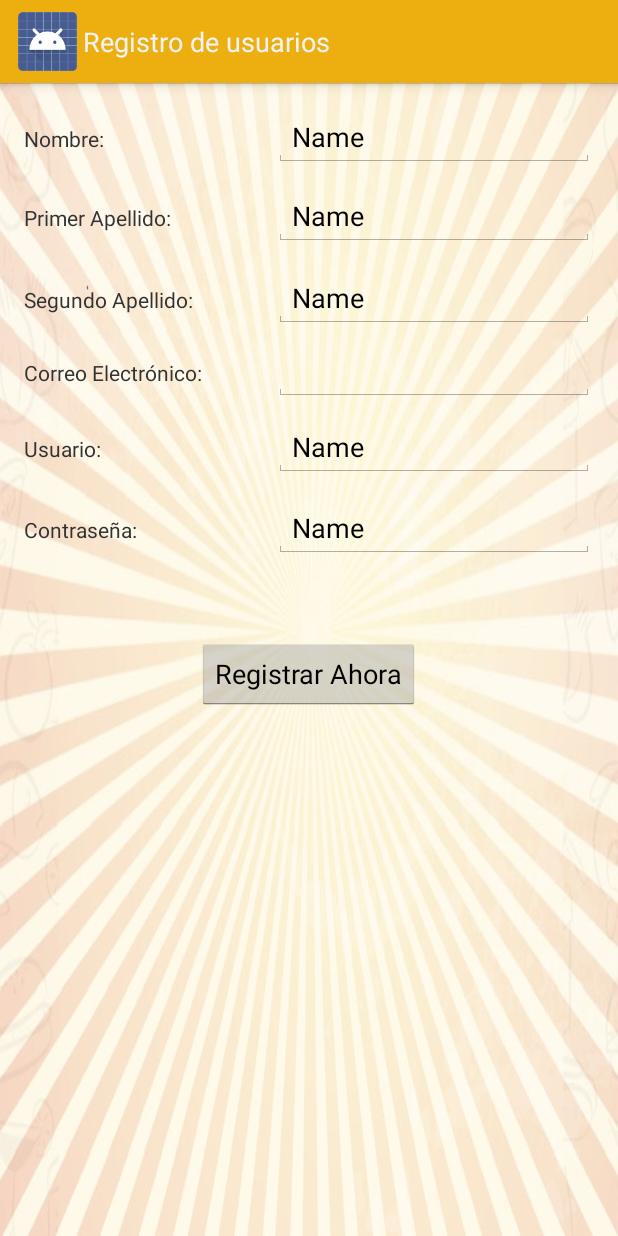
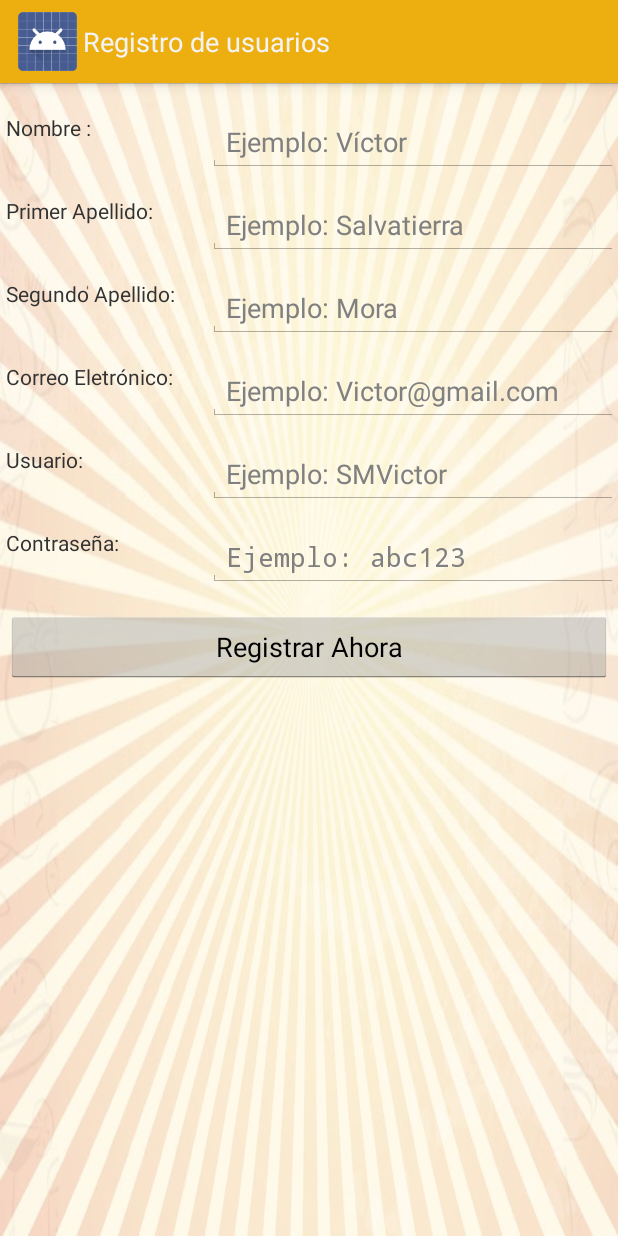
Before and after one commit to AriasM/ProyectoAnalisis, an Android app: the RegistroActivity screen opened directly, with no data from a screen before it, on a phone screen of 412 x 824 dp. Run offline under Robolectric (Android 15) with nearby library versions, the phone set to English and light mode, and no system bars.

```diff
--- a/PediTUAlmuerzo/app/src/main/java/com/peditualmuerzo/RegistroActivity.java
+++ b/PediTUAlmuerzo/app/src/main/java/com/peditualmuerzo/RegistroActivity.java
@@ -2,13 +2,68 @@ package com.peditualmuerzo;
 
 import android.os.Bundle;
 import android.app.Activity;
+import android.view.View;
+import android.widget.Button;
+import android.widget.EditText;
+import android.widget.TextView;
+import android.widget.Toast;
+
+import com.peditualmuerzo.dataAccess.PedidoData;
+import com.peditualmuerzo.dataAccess.PedidoDataFirebase;
+import com.peditualmuerzo.dataAccess.UsuarioData;
+import com.peditualmuerzo.dataAccess.UsuarioDataFireBase;
+import com.peditualmuerzo.dominio.ItemPedido;
+import com.peditualmuerzo.dominio.Pedido;
+import com.peditualmuerzo.dominio.Plato;
+import com.peditualmuerzo.dominio.Usuario;
+import com.peditualmuerzo.dominio.UsuarioServicio;
+import com.peditualmuerzo.presenter.SolicitudPresenter;
+import com.peditualmuerzo.presenter.UsuarioPresenter;
+
+import java.text.SimpleDateFormat;
+import java.util.Date;
 
 public class RegistroActivity extends Activity {
+
+    private EditText etNombre;
+    private EditText etPrimerApellido;
+    private EditText etSegundoApellido;
+    private EditText etCorreoElectronico;
+    private EditText etUsuario;
+    private EditText etContrasena;
+    private Button btnRegistrar;
 
     @Override
     protected void onCreate(Bundle savedInstanceState) {
         super.onCreate(savedInstanceState);
         setContentView(R.layout.activity_registro);
+
+        this.etNombre = (EditText) findViewById(R.id.etNombre);
+        this.etPrimerApellido = (EditText) findViewById(R.id.etPrimerApellido);
+        this.etSegundoApellido = (EditText) findViewById(R.id.etSegundoApellido);
+        this.etCorreoElectronico = (EditText) findViewById(R.id.etCorreoElectronico);
+        this.etUsuario = (EditText) findViewById(R.id.etUsuario);
+        this.etContrasena = (EditText) findViewById(R.id.etContrasena);
+        this.btnRegistrar = (Button) findViewById(R.id.btnRegistrar);
+    }
+
+    public void nuevoUsuarioServicio(View view){
+
+        UsuarioDataFireBase usuarioData = new UsuarioDataFireBase();
+        UsuarioPresenter usuarioPresenter = new UsuarioPresenter(usuarioData);
+
+        UsuarioServicio usuarioServicio = new UsuarioServicio();
+
+        usuarioServicio.setNombre(etNombre.getText().toString().trim());
+        usuarioServicio.setPrimerApellido(etPrimerApellido.getText().toString().trim());
+        usuarioServicio.setSegundoApellido(etSegundoApellido.getText().toString().trim());
+        usuarioServicio.setCorreo(etCorreoElectronico.getText().toString().trim());
+        usuarioServicio.setNombreUsuario(etUsuario.getText().toString().trim());
+        usuarioServicio.setContrasena(etContrasena.getText().toString().trim());
+
+        String resultado = usuarioPresenter.nuevoUsuario(usuarioServicio);
+
+        Toast.makeText(RegistroActivity.this, resultado, Toast.LENGTH_SHORT).show();
     }
 
 }
--- /dev/null
+++ b/PediTUAlmuerzo/app/src/main/java/com/peditualmuerzo/dataAccess/UsuarioData.java
@@ -0,0 +1,12 @@
+package com.peditualmuerzo.dataAccess;
+
+import com.peditualmuerzo.dominio.UsuarioServicio;
+
+/**
+ * Created by victo on 20/11/2016.
+ */
+
+public interface UsuarioData {
+
+    public String nuevoUsuario(UsuarioServicio usuarioServicio);
+}
--- /dev/null
+++ b/PediTUAlmuerzo/app/src/main/java/com/peditualmuerzo/dataAccess/UsuarioDataFireBase.java
@@ -0,0 +1,46 @@
+package com.peditualmuerzo.dataAccess;
+
+import android.content.Context;
+
+import com.google.firebase.database.DatabaseError;
+import com.google.firebase.database.DatabaseReference;
+import com.google.firebase.database.FirebaseDatabase;
+import com.peditualmuerzo.dominio.UsuarioServicio;
+
+/**
+ * Created by victo on 20/11/2016.
+ */
+
+public class UsuarioDataFireBase implements UsuarioData {
+
+    private DatabaseReference ref;
+    private DatabaseReference mensajeRef;
+    private String estadoTransaccion;
+
+    public UsuarioDataFireBase(){
+
+        ref = FirebaseDatabase.getInstance().getReference();
+        mensajeRef = ref.child("UsuarioServicio");
+    }
+
+    @Override
+    public String nuevoUsuario(UsuarioServicio usuarioServicio) {
+
+        this.mensajeRef.push().setValue(usuarioServicio, new DatabaseReference.CompletionListener() {
+            @Override
+            public void onComplete(DatabaseError databaseError, DatabaseReference databaseReference) {
+
+                if (databaseError != null) {
+
+                    estadoTransaccion = "NO se pudo registrar el nuevo usuario..." + databaseError.getMessage();
+
+                } else {
+
+                    estadoTransaccion = "El usuario ha sido registrado exitosamente...";
+                }
+            }
+        });
+
+        return estadoTransaccion;
+    }
+}
--- a/PediTUAlmuerzo/app/src/main/java/com/peditualmuerzo/dominio/Usuario.java
+++ b/PediTUAlmuerzo/app/src/main/java/com/peditualmuerzo/dominio/Usuario.java
@@ -8,12 +8,13 @@ import java.io.Serializable;
 
 public abstract class Usuario implements Serializable{
 
-    private String nombreUsuario;
-    private String contrasena;
+    private String idUsuario;
     private String nombre;
     private String primerApellido;
     private String segundoApellido;
-    private String idUsuario;
+    private String correo;
+    private String nombreUsuario;
+    private String contrasena;
 
     public String getIdUsuario() {
         return idUsuario;
@@ -25,6 +26,14 @@ public abstract class Usuario implements Serializable{
 
     public Usuario(){
 
+    }
+
+    public String getCorreo() {
+        return correo;
+    }
+
+    public void setCorreo(String correo) {
+        this.correo = correo;
     }
 
     public String getNombreUsuario() {
--- /dev/null
+++ b/PediTUAlmuerzo/app/src/main/java/com/peditualmuerzo/presenter/UsuarioPresenter.java
@@ -0,0 +1,23 @@
+package com.peditualmuerzo.presenter;
+
+import com.peditualmuerzo.dataAccess.UsuarioData;
+import com.peditualmuerzo.dataAccess.UsuarioDataFireBase;
+import com.peditualmuerzo.dominio.UsuarioServicio;
+
+/**
+ * Created by victo on 20/11/2016.
+ */
+
+public class UsuarioPresenter {
+
+    private UsuarioDataFireBase usuarioData;
+
+    public UsuarioPresenter(UsuarioDataFireBase usuarioData) {
+        this.usuarioData = usuarioData;
+    }
+
+    public String nuevoUsuario(UsuarioServicio usuarioServicio){
+
+        return usuarioData.nuevoUsuario(usuarioServicio);
+    }
+}
--- a/PediTUAlmuerzo/app/src/main/res/layout/activity_registro.xml
+++ b/PediTUAlmuerzo/app/src/main/res/layout/activity_registro.xml
@@ -1,164 +1,249 @@
 <?xml version="1.0" encoding="utf-8"?>
-<RelativeLayout xmlns:android="http://schemas.android.com/apk/res/android"
+<LinearLayout xmlns:android="http://schemas.android.com/apk/res/android"
     xmlns:tools="http://schemas.android.com/tools"
     android:id="@+id/activity_registro"
     android:layout_width="match_parent"
     android:layout_height="match_parent"
-    android:paddingBottom="@dimen/activity_vertical_margin"
-    android:paddingLeft="@dimen/activity_horizontal_margin"
-    android:paddingRight="@dimen/activity_horizontal_margin"
-    android:paddingTop="@dimen/activity_vertical_margin"
+    android:orientation="vertical"
+    android:padding="4dp"
     tools:context="com.peditualmuerzo.RegistroActivity"
     android:background="@drawable/fondo_histotial">
 
+    <LinearLayout
+        android:layout_width="match_parent"
+        android:layout_height="wrap_content"
+        android:layout_marginTop="@dimen/activity_vertical_margin"
+        android:orientation="horizontal">
+
+        <LinearLayout
+            android:orientation="vertical"
+            android:layout_height="wrap_content"
+            android:layout_width="0dp"
+            android:layout_weight="1">
+
             <TextView
-        android:text="@string/lbUsuario"
-        android:layout_width="wrap_content"
+                android:text="@string/tvNombre"
+                android:layout_width="match_parent"
                 android:layout_height="wrap_content"
-        android:id="@+id/tvNombreUsuario"
-        android:layout_below="@+id/tvCorreo"
-        android:layout_alignParentLeft="true"
-        android:layout_alignParentStart="true"
-        android:layout_marginTop="31dp"
-        android:layout_toLeftOf="@+id/editText7"
-        android:layout_toStartOf="@+id/editText7" />
+                android:id="@+id/tvNombre" />
+
+        </LinearLayout>
+
+        <LinearLayout
+            android:orientation="vertical"
+            android:layout_height="wrap_content"
+            android:layout_width="0dp"
+            android:layout_weight="2">
 
             <EditText
-        android:layout_width="wrap_content"
+                android:layout_width="277dp"
                 android:layout_height="wrap_content"
                 android:inputType="textPersonName"
-        android:text="Name"
+                android:hint="Ejemplo: Víctor"
                 android:ems="10"
-        android:id="@+id/editText8"
-        android:layout_alignBaseline="@+id/tvContrasena"
-        android:layout_alignBottom="@+id/tvContrasena"
-        android:layout_alignLeft="@+id/editText7"
-        android:layout_alignStart="@+id/editText7" />
+                android:id="@+id/etNombre" />
+        </LinearLayout>
+
+    </LinearLayout>
+
+    <LinearLayout
+        android:layout_width="match_parent"
+        android:layout_height="wrap_content"
+        android:layout_marginTop="@dimen/activity_vertical_margin"
+        android:orientation="horizontal">
+
+        <LinearLayout
+            android:orientation="vertical"
+            android:layout_height="wrap_content"
+            android:layout_width="0dp"
+            android:layout_weight="1">
+
+            <TextView
+                android:text="@string/tvPrimerApellido"
+                android:layout_width="match_parent"
+                android:layout_height="wrap_content"
+                android:id="@+id/tvPrimerApellido" />
+
+        </LinearLayout>
+
+        <LinearLayout
+            android:orientation="vertical"
+            android:layout_height="wrap_content"
+            android:layout_width="0dp"
+            android:layout_weight="2">
 
             <EditText
-        android:layout_width="wrap_content"
+                android:layout_width="277dp"
                 android:layout_height="wrap_content"
                 android:inputType="textPersonName"
-        android:text="Name"
+                android:hint="Ejemplo: Salvatierra"
                 android:ems="10"
-        android:id="@+id/editText7"
-        android:layout_alignBaseline="@+id/tvNombreUsuario"
-        android:layout_alignBottom="@+id/tvNombreUsuario"
-        android:layout_alignLeft="@+id/editText6"
-        android:layout_alignStart="@+id/editText6" />
+                android:id="@+id/etPrimerApellido" />
+        </LinearLayout>
+
+    </LinearLayout>
+
+    <LinearLayout
+        android:layout_width="match_parent"
+        android:layout_height="wrap_content"
+        android:layout_marginTop="@dimen/activity_vertical_margin"
+        android:orientation="horizontal">
+
+        <LinearLayout
+            android:orientation="vertical"
+            android:layout_height="wrap_content"
+            android:layout_width="0dp"
+            android:layout_weight="1">
+
+            <TextView
+                android:text="@string/tvSegundoApellido"
+                android:layout_width="match_parent"
+                android:layout_height="wrap_content"
+                android:id="@+id/tvSegundoApellido" />
+
+        </LinearLayout>
+
+        <LinearLayout
+            android:orientation="vertical"
+            android:layout_height="wrap_content"
+            android:layout_width="0dp"
+            android:layout_weight="2">
 
             <EditText
-        android:layout_width="wrap_content"
+                android:layout_width="277dp"
+                android:layout_height="wrap_content"
+                android:inputType="textPersonName"
+                android:hint="Ejemplo: Mora"
+                android:ems="10"
+                android:id="@+id/etSegundoApellido" />
+        </LinearLayout>
+
+    </LinearLayout>
+
+    <LinearLayout
+        android:layout_width="match_parent"
+        android:layout_height="wrap_content"
+        android:layout_marginTop="@dimen/activity_vertical_margin"
+        android:orientation="horizontal">
+
+        <LinearLayout
+            android:orientation="vertical"
+            android:layout_height="wrap_content"
+            android:layout_width="0dp"
+            android:layout_weight="1">
+
+            <TextView
+                android:text="@string/tvCorreoElectronico"
+                android:layout_width="match_parent"
+                android:layout_height="wrap_content"
+                android:id="@+id/tvCorreoElectronico" />
+
+        </LinearLayout>
+
+        <LinearLayout
+            android:orientation="vertical"
+            android:layout_height="wrap_content"
+            android:layout_width="0dp"
+            android:layout_weight="2">
+
+            <EditText
+                android:layout_width="277dp"
                 android:layout_height="wrap_content"
                 android:inputType="textEmailAddress"
+                android:hint="Ejemplo: Victor@gmail.com"
                 android:ems="10"
-        android:id="@+id/editText6"
-        android:layout_alignBaseline="@+id/tvCorreo"
-        android:layout_alignBottom="@+id/tvCorreo"
-        android:layout_alignLeft="@+id/editText3"
-        android:layout_alignStart="@+id/editText3" />
+                android:id="@+id/etCorreoElectronico" />
+        </LinearLayout>
+
+    </LinearLayout>
+
+    <LinearLayout
+        android:layout_width="match_parent"
+        android:layout_height="wrap_content"
+        android:layout_marginTop="@dimen/activity_vertical_margin"
+        android:orientation="horizontal">
+
+        <LinearLayout
+            android:orientation="vertical"
+            android:layout_height="wrap_content"
+            android:layout_width="0dp"
+            android:layout_weight="1">
+
+            <TextView
+                android:text="@string/tvUsuario"
+                android:layout_width="match_parent"
+                android:layout_height="wrap_content"
+                android:id="@+id/tvUsuario" />
+
+        </LinearLayout>
+
+        <LinearLayout
+            android:orientation="vertical"
+            android:layout_height="wrap_content"
+            android:layout_width="0dp"
+            android:layout_weight="2">
 
             <EditText
-        android:layout_width="wrap_content"
+                android:layout_width="277dp"
                 android:layout_height="wrap_content"
                 android:inputType="textPersonName"
-        android:text="Name"
+                android:hint="Ejemplo: SMVictor"
                 android:ems="10"
-        android:id="@+id/editText"
-        android:layout_alignBaseline="@+id/tvNombre"
-        android:layout_alignBottom="@+id/tvNombre"
-        android:layout_alignParentRight="true"
-        android:layout_alignParentEnd="true" />
+                android:id="@+id/etUsuario" />
+        </LinearLayout>
+
+    </LinearLayout>
+
+    <LinearLayout
+        android:layout_width="match_parent"
+        android:layout_height="wrap_content"
+        android:layout_marginTop="@dimen/activity_vertical_margin"
+        android:orientation="horizontal">
+
+        <LinearLayout
+            android:orientation="vertical"
+            android:layout_height="wrap_content"
+            android:layout_width="0dp"
+            android:layout_weight="1">
+
+            <TextView
+                android:text="@string/tvContrasena"
+                android:layout_width="match_parent"
+                android:layout_height="wrap_content"
+                android:id="@+id/tvContrasena" />
+
+        </LinearLayout>
+
+        <LinearLayout
+            android:orientation="vertical"
+            android:layout_height="wrap_content"
+            android:layout_width="0dp"
+            android:layout_weight="2">
 
             <EditText
-        android:layout_width="wrap_content"
+                android:layout_width="277dp"
                 android:layout_height="wrap_content"
-        android:inputType="textPersonName"
-        android:text="Name"
+                android:inputType="textPassword"
+                android:hint="Ejemplo: abc123"
                 android:ems="10"
-        android:layout_marginTop="13dp"
-        android:id="@+id/editText2"
-        android:layout_below="@+id/editText"
-        android:layout_alignParentRight="true"
-        android:layout_alignParentEnd="true" />
+                android:id="@+id/etContrasena" />
+        </LinearLayout>
 
-    <EditText
-        android:layout_width="wrap_content"
+    </LinearLayout>
+
+    <LinearLayout
+        android:layout_width="match_parent"
         android:layout_height="wrap_content"
-        android:inputType="textPersonName"
-        android:text="Name"
-        android:ems="10"
-        android:id="@+id/editText3"
-        android:layout_alignBaseline="@+id/tvApellidoDos"
-        android:layout_alignBottom="@+id/tvApellidoDos"
-        android:layout_alignParentRight="true"
-        android:layout_alignParentEnd="true" />
-
-    <TextView
-        android:text="@string/lbSegundoApellido"
-        android:layout_width="wrap_content"
-        android:layout_height="wrap_content"
-        android:layout_marginTop="26dp"
-        android:id="@+id/tvApellidoDos"
-        android:layout_below="@+id/editText2"
-        android:layout_alignParentLeft="true"
-        android:layout_alignParentStart="true"
-        android:layout_toLeftOf="@+id/editText3"
-        android:layout_toStartOf="@+id/editText3" />
-
-    <TextView
-        android:text="@string/lbCorreoElectronico"
-        android:layout_width="wrap_content"
-        android:layout_height="wrap_content"
-        android:layout_marginTop="20dp"
-        android:id="@+id/tvCorreo"
-        android:layout_below="@+id/editText3"
-        android:layout_alignParentLeft="true"
-        android:layout_alignParentStart="true"
-        android:layout_toLeftOf="@+id/editText6"
-        android:layout_toStartOf="@+id/editText6" />
-
-    <TextView
-        android:text="@string/lbPrimerApellido"
-        android:layout_width="wrap_content"
-        android:layout_height="wrap_content"
-        android:id="@+id/tvApellidoUno"
-        android:layout_alignBaseline="@+id/editText2"
-        android:layout_alignBottom="@+id/editText2"
-        android:layout_alignParentLeft="true"
-        android:layout_alignParentStart="true"
-        android:layout_toLeftOf="@+id/editText2"
-        android:layout_toStartOf="@+id/editText2" />
-
-    <TextView
-        android:text="@string/lbContrasena"
-        android:layout_width="wrap_content"
-        android:layout_height="wrap_content"
-        android:id="@+id/tvContrasena"
-        android:layout_marginTop="25dp"
-        android:layout_below="@+id/editText7"
-        android:layout_alignParentLeft="true"
-        android:layout_alignParentStart="true"
-        android:layout_toLeftOf="@+id/editText8"
-        android:layout_toStartOf="@+id/editText8" />
-
-    <TextView
-        android:text="@string/lbNombre"
-        android:layout_width="wrap_content"
-        android:layout_height="wrap_content"
-        android:id="@+id/tvNombre"
-        android:layout_alignParentTop="true"
-        android:layout_alignParentLeft="true"
-        android:layout_alignParentStart="true"
-        android:layout_marginTop="11dp" />
+        android:layout_marginTop="@dimen/activity_vertical_margin"
+        android:orientation="horizontal">
 
         <Button
             android:text="@string/btnRegistrar"
-        android:layout_width="wrap_content"
+            android:onClick="nuevoUsuarioServicio"
+            android:layout_width="match_parent"
             android:layout_height="wrap_content"
-        android:id="@+id/btnRegistro"
-        android:layout_marginTop="53dp"
-        android:layout_below="@+id/editText8"
-        android:layout_centerHorizontal="true" />
+            android:id="@+id/btnRegistrar" />
 
-</RelativeLayout>
+    </LinearLayout>
+
+</LinearLayout>
--- a/PediTUAlmuerzo/app/src/main/res/values/strings.xml
+++ b/PediTUAlmuerzo/app/src/main/res/values/strings.xml
@@ -2,12 +2,12 @@
 <resources>
 
     //Textos de la pagina de registro
-    <string name="lbNombre">Nombre:</string>
-    <string name="lbPrimerApellido">Primer Apellido:</string>
-    <string name="lbSegundoApellido">Segundo Apellido:</string>
-    <string name="lbCorreoElectronico">Correo Electrónico:</string>
-    <string name="lbUsuario">Usuario:</string>
-    <string name="lbContrasena">Contraseña:</string>
+    <string name="tvNombre">Nombre                 :</string>
+    <string name="tvPrimerApellido">Primer Apellido:</string>
+    <string name="tvSegundoApellido">Segundo Apellido:</string>
+    <string name="tvCorreoElectronico">Correo Eletrónico:</string>
+    <string name="tvUsuario">Usuario:</string>
+    <string name="tvContrasena">Contraseña:</string>
     <string name="btnRegistrar">Registrar Ahora</string>
     <string name="title_activity_registro">Registro de usuarios</string>
 
```
Also changed, not shown: 2 other files. Lines whose indentation alone changed are shown as unchanged.
